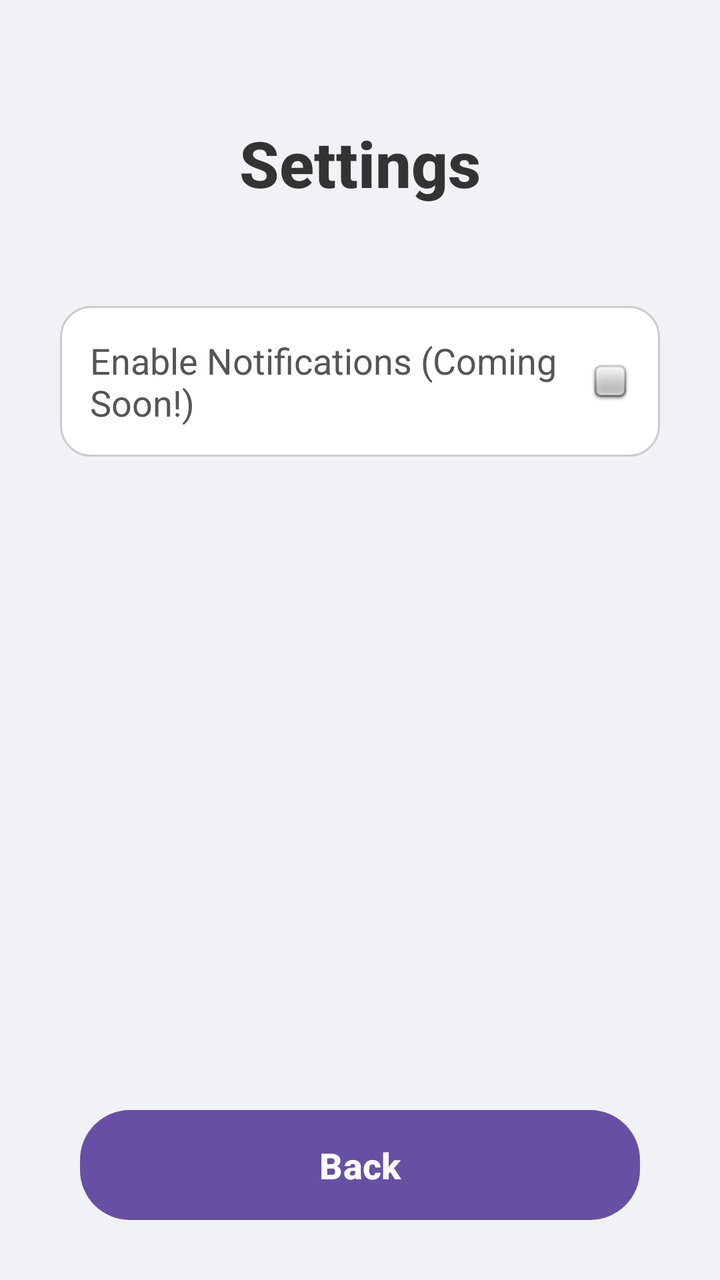
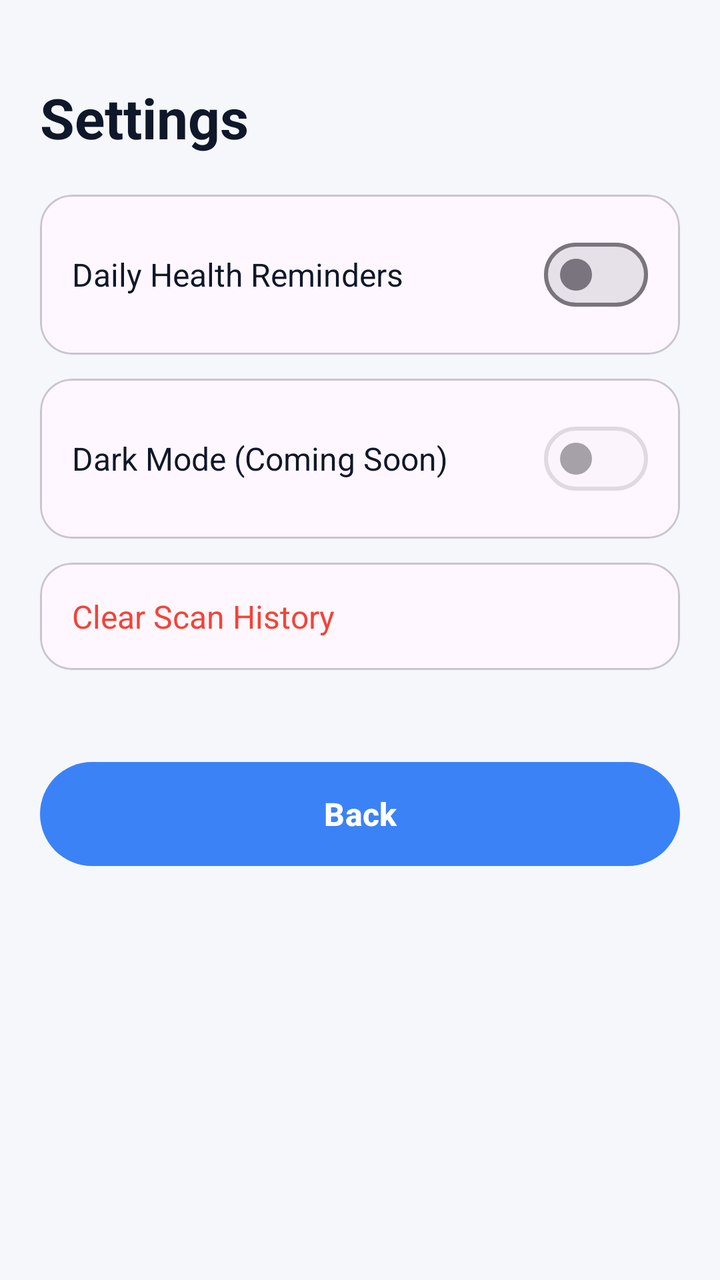

Before-and-after screenshots of an Android layout around one commit, followed by the original layout XML and the change that was made.
<!-- AndroidManifest.xml: application theme Theme.NutriScan -->
<!-- res/layout/activity_settings.xml -->
<?xml version="1.0" encoding="utf-8"?>
<RelativeLayout xmlns:android="http://schemas.android.com/apk/res/android"
    xmlns:tools="http://schemas.android.com/tools"
    android:layout_width="match_parent"
    android:layout_height="match_parent"
    android:background="#F0F2F5"
    tools:context=".SettingsActivity">

    
    <TextView
        android:id="@+id/textViewSettingsTitle"
        android:layout_width="wrap_content"
        android:layout_height="wrap_content"
        android:layout_centerHorizontal="true"
        android:layout_marginTop="60dp"
        android:text="Settings"
        android:textColor="#333333"
        android:textSize="32sp"
        android:textStyle="bold"
        android:fontFamily="sans-serif-medium"
        />

    
    <TextView
        android:id="@+id/textViewNotificationSetting"
        android:layout_width="match_parent"
        android:layout_height="wrap_content"
        android:layout_below="@+id/textViewSettingsTitle"
        android:layout_marginStart="30dp"
        android:layout_marginEnd="30dp"
        android:layout_marginTop="50dp"
        android:text="Enable Notifications (Coming Soon!)"
        android:textColor="#555555"
        android:textSize="18sp"
        android:padding="15dp"
        android:background="@drawable/rounded_edittext_background"
        android:drawableEnd="@android:drawable/checkbox_off_background"
        />

    
    <Button
        android:id="@+id/buttonBackSettings"
        android:layout_width="match_parent"
        android:layout_height="55dp"
        android:layout_alignParentBottom="true"
        android:layout_marginStart="40dp"
        android:layout_marginEnd="40dp"
        android:layout_marginBottom="30dp"
        android:background="@drawable/rounded_button_background"
        android:text="Back"
        android:textColor="#FFFFFF"
        android:textSize="18sp"
        android:textStyle="bold"
        android:foreground="?attr/selectableItemBackground"
        />

</RelativeLayout>
<!-- resources referenced by this layout -->
<resources>
  <!-- drawable rounded_button_background (drawable) -->
  <?xml version="1.0" encoding="utf-8"?>
  <shape xmlns:android="http://schemas.android.com/apk/res/android"
      android:shape="rectangle">
      <gradient
          android:startColor="#007BFF"
          android:endColor="#0056b3"
          android:angle="90" />
      <corners android:radius="25dp" />
  </shape>
  <!-- drawable rounded_edittext_background (drawable) -->
  <?xml version="1.0" encoding="utf-8"?>
  <shape xmlns:android="http://schemas.android.com/apk/res/android"
      android:shape="rectangle">
      <solid android:color="#FFFFFF" />
      <corners android:radius="15dp" />
      <stroke android:width="1dp" android:color="#CCCCCC" />
  </shape>
  <style name="Theme.NutriScan" parent="Base.Theme.NutriScan" />
  <style name="Base.Theme.NutriScan" parent="Theme.Material3.DayNight.NoActionBar">
          
          
      </style>
</resources>

<!-- the commit's change to res/layout/activity_settings.xml (unified diff, before → after) -->
@@ -1,57 +1,108 @@
 <?xml version="1.0" encoding="utf-8"?>
-<RelativeLayout xmlns:android="http://schemas.android.com/apk/res/android"
-    xmlns:tools="http://schemas.android.com/tools"
+<ScrollView xmlns:android="http://schemas.android.com/apk/res/android"
+    xmlns:app="http://schemas.android.com/apk/res-auto"
     android:layout_width="match_parent"
     android:layout_height="match_parent"
-    android:background="#F0F2F5"
-    tools:context=".SettingsActivity">
+    android:background="#F5F7FA"
+    android:fillViewport="true">
 
-    
-    <TextView
-        android:id="@+id/textViewSettingsTitle"
-        android:layout_width="wrap_content"
-        android:layout_height="wrap_content"
-        android:layout_centerHorizontal="true"
-        android:layout_marginTop="60dp"
-        android:text="Settings"
-        android:textColor="#333333"
-        android:textSize="32sp"
-        android:textStyle="bold"
-        android:fontFamily="sans-serif-medium"
-        />
-
-    
-    <TextView
-        android:id="@+id/textViewNotificationSetting"
+    <LinearLayout
         android:layout_width="match_parent"
         android:layout_height="wrap_content"
-        android:layout_below="@+id/textViewSettingsTitle"
-        android:layout_marginStart="30dp"
-        android:layout_marginEnd="30dp"
-        android:layout_marginTop="50dp"
-        android:text="Enable Notifications (Coming Soon!)"
-        android:textColor="#555555"
-        android:textSize="18sp"
-        android:padding="15dp"
-        android:background="@drawable/rounded_edittext_background"
-        android:drawableEnd="@android:drawable/checkbox_off_background"
-        />
+        android:orientation="vertical"
+        android:padding="20dp">
 
-    
-    <Button
-        android:id="@+id/buttonBackSettings"
-        android:layout_width="match_parent"
-        android:layout_height="55dp"
-        android:layout_alignParentBottom="true"
-        android:layout_marginStart="40dp"
-        android:layout_marginEnd="40dp"
-        android:layout_marginBottom="30dp"
-        android:background="@drawable/rounded_button_background"
-        android:text="Back"
-        android:textColor="#FFFFFF"
-        android:textSize="18sp"
-        android:textStyle="bold"
-        android:foreground="?attr/selectableItemBackground"
-        />
+        <TextView
+            android:layout_width="match_parent"
+            android:layout_height="wrap_content"
+            android:layout_marginTop="20dp"
+            android:layout_marginBottom="20dp"
+            android:text="Settings"
+            android:textColor="@color/text_dark"
+            android:textSize="28sp"
+            android:textStyle="bold" />
 
-</RelativeLayout>
+        
+        <com.google.android.material.card.MaterialCardView
+            android:layout_width="match_parent"
+            android:layout_height="wrap_content"
+            android:layout_marginBottom="12dp"
+            app:cardCornerRadius="16dp"
+            app:cardElevation="0dp">
+            <LinearLayout
+                android:layout_width="match_parent"
+                android:layout_height="wrap_content"
+                android:orientation="horizontal"
+                android:padding="16dp"
+                android:gravity="center_vertical">
+                <TextView
+                    android:layout_width="0dp"
+                    android:layout_height="wrap_content"
+                    android:layout_weight="1"
+                    android:text="Daily Health Reminders"
+                    android:textColor="@color/text_dark"
+                    android:textSize="16sp" />
+                <com.google.android.material.materialswitch.MaterialSwitch
+                    android:id="@+id/switchNotifications"
+                    android:layout_width="wrap_content"
+                    android:layout_height="wrap_content" />
+            </LinearLayout>
+        </com.google.android.material.card.MaterialCardView>
+
+        
+        <com.google.android.material.card.MaterialCardView
+            android:layout_width="match_parent"
+            android:layout_height="wrap_content"
+            android:layout_marginBottom="12dp"
+            app:cardCornerRadius="16dp"
+            app:cardElevation="0dp">
+            <LinearLayout
+                android:layout_width="match_parent"
+                android:layout_height="wrap_content"
+                android:orientation="horizontal"
+                android:padding="16dp"
+                android:gravity="center_vertical">
+                <TextView
+                    android:layout_width="0dp"
+                    android:layout_height="wrap_content"
+                    android:layout_weight="1"
+                    android:text="Dark Mode (Coming Soon)"
+                    android:textColor="@color/text_dark"
+                    android:textSize="16sp" />
+                <com.google.android.material.materialswitch.MaterialSwitch
+                    android:id="@+id/switchDarkMode"
+                    android:layout_width="wrap_content"
+                    android:layout_height="wrap_content"
+                    android:enabled="false" />
+            </LinearLayout>
+        </com.google.android.material.card.MaterialCardView>
+
+        
+        <com.google.android.material.card.MaterialCardView
+            android:id="@+id/cardClearHistory"
+            android:layout_width="match_parent"
+            android:layout_height="wrap_content"
+            android:layout_marginBottom="12dp"
+            app:cardCornerRadius="16dp"
+            app:cardElevation="0dp">
+            <TextView
+                android:layout_width="match_parent"
+                android:layout_height="wrap_content"
+                android:padding="16dp"
+                android:text="Clear Scan History"
+                android:textColor="#F44336"
+                android:textSize="16sp" />
+        </com.google.android.material.card.MaterialCardView>
+
+        <com.google.android.material.button.MaterialButton
+            android:id="@+id/buttonBackSettings"
+            android:layout_width="match_parent"
+            android:layout_height="60dp"
+            android:layout_marginTop="30dp"
+            android:text="Back"
+            android:textSize="16sp"
+            android:textStyle="bold"
+            app:backgroundTint="@color/primary_blue"
+            app:cornerRadius="30dp" />
+    </LinearLayout>
+</ScrollView>
<!-- resource entries referenced after the edit -->
@@ -1,23 +1,7 @@
 <!-- resources referenced by this layout -->
 <resources>
-  <!-- drawable rounded_button_background (drawable) -->
-  <?xml version="1.0" encoding="utf-8"?>
-  <shape xmlns:android="http://schemas.android.com/apk/res/android"
-      android:shape="rectangle">
-      <gradient
-          android:startColor="#007BFF"
-          android:endColor="#0056b3"
-          android:angle="90" />
-      <corners android:radius="25dp" />
-  </shape>
-  <!-- drawable rounded_edittext_background (drawable) -->
-  <?xml version="1.0" encoding="utf-8"?>
-  <shape xmlns:android="http://schemas.android.com/apk/res/android"
-      android:shape="rectangle">
-      <solid android:color="#FFFFFF" />
-      <corners android:radius="15dp" />
-      <stroke android:width="1dp" android:color="#CCCCCC" />
-  </shape>
+  <color name="primary_blue">#3B82F6</color>
+  <color name="text_dark">#0F172A</color>
   <style name="Theme.NutriScan" parent="Base.Theme.NutriScan" />
   <style name="Base.Theme.NutriScan" parent="Theme.Material3.DayNight.NoActionBar">
           
